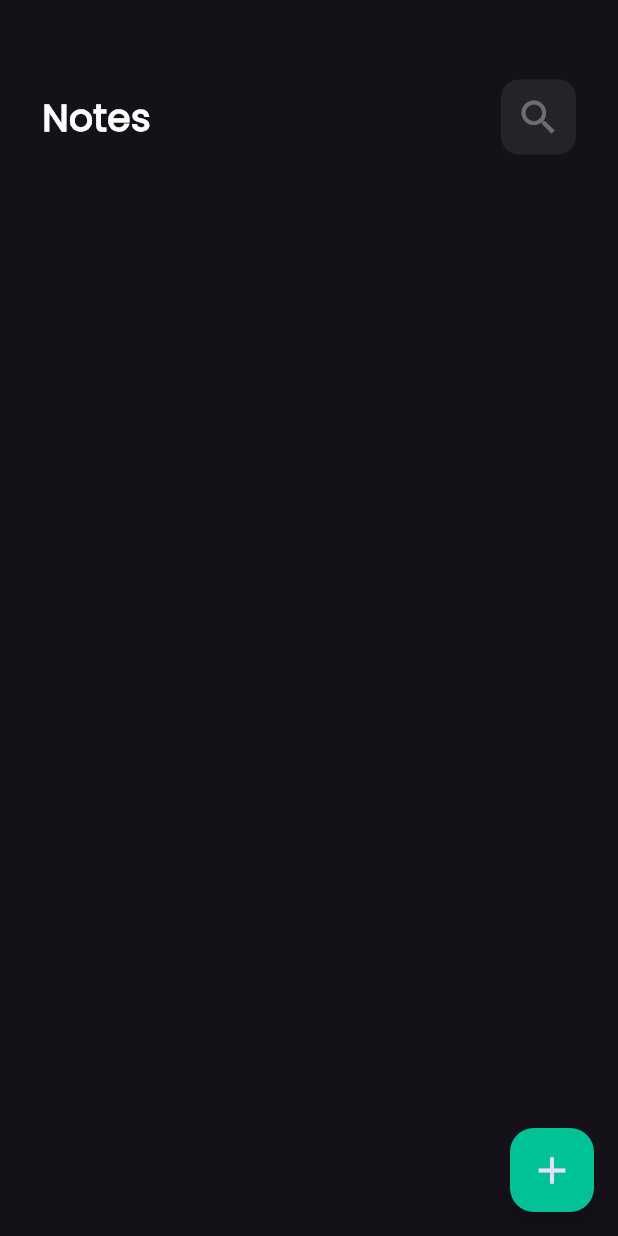
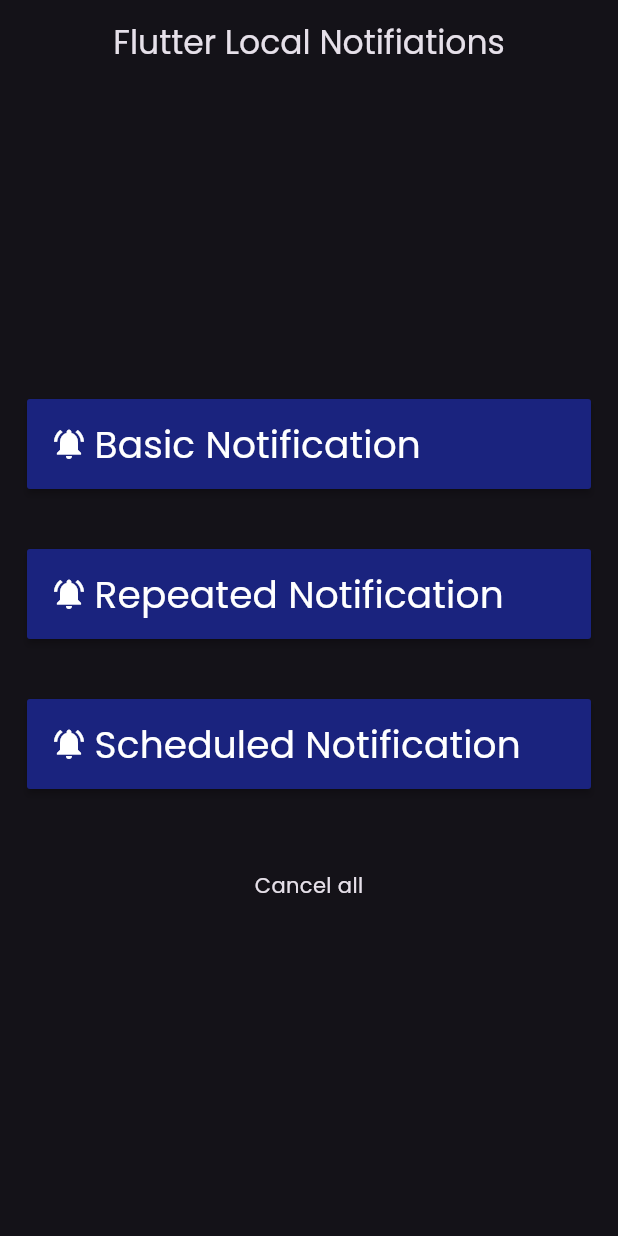
Before and after one commit to Mahmoud-Adel-Ali/notes, a Flutter app: the screen it shows after launch, on a phone screen of 412 x 824 dp. Run offline on Flutter 3.47's test engine with Material 3 defaults, Android fonts, the phone set to English and light mode, and no system bars; our stand-ins replace bloc, flutter_bloc, hive, hive_flutter; accounts and stored records are empty.

Commit message:
add feature for notification , create one view

```diff
--- a/lib/main.dart
+++ b/lib/main.dart
@@ -5,7 +5,7 @@ import 'package:notes/constant.dart';
 import 'package:notes/cubits/notes_cubit/notes_cubit.dart';
 import 'package:notes/model/note_model.dart';
 import 'package:notes/simple_bloc_observer.dart';
-import 'package:notes/views/notes_view.dart';
+import 'package:notes/test_notification_feature/views/test_view.dart';
 
 void main() async {
   Hive.registerAdapter(NoteModelAdapter());
@@ -32,7 +32,7 @@ class MyApp extends StatelessWidget {
           brightness: Brightness.dark,
           fontFamily: 'Poppins',
         ),
-        home: const NotesView(),
+        home: const TestView(),
       ),
     );
   }
--- /dev/null
+++ b/lib/test_notification_feature/views/test_view.dart
@@ -0,0 +1,17 @@
+import 'package:flutter/material.dart';
+import 'package:notes/test_notification_feature/views/widgets/test_view_body.dart';
+
+class TestView extends StatelessWidget {
+  const TestView({super.key});
+
+  @override
+  Widget build(BuildContext context) {
+    return Scaffold(
+      appBar: AppBar(
+        centerTitle: true,
+        title: const Text("Flutter Local Notifiations"),
+      ),
+      body: const TestViewBody(),
+    );
+  }
+}
--- /dev/null
+++ b/lib/test_notification_feature/views/widgets/my_button.dart
@@ -0,0 +1,26 @@
+import 'package:flutter/material.dart';
+
+class MyButton extends StatelessWidget {
+  const MyButton({super.key, required this.title, this.onPressed});
+  final String title;
+  final Function()? onPressed;
+  @override
+  Widget build(BuildContext context) {
+    return MaterialButton(
+      minWidth: double.infinity,
+      height: 60,
+      color: Colors.indigo.shade900,
+      onPressed: onPressed ?? () {},
+      child: Row(
+        children: [
+          const Icon(Icons.notifications_active),
+          const SizedBox(width: 5),
+          Text(
+            title,
+            style: const TextStyle(fontSize: 25),
+          ),
+        ],
+      ),
+    );
+  }
+}
--- /dev/null
+++ b/lib/test_notification_feature/views/widgets/test_view_body.dart
@@ -0,0 +1,37 @@
+import 'package:flutter/material.dart';
+import 'package:notes/test_notification_feature/views/widgets/my_button.dart';
+
+class TestViewBody extends StatelessWidget {
+  const TestViewBody({super.key});
+
+  @override
+  Widget build(BuildContext context) {
+    return Padding(
+      padding: const EdgeInsets.all(18.0),
+      child: Column(
+        mainAxisAlignment: MainAxisAlignment.center,
+        children: [
+          MyButton(
+            onPressed: () {},
+            title: "Basic Notification",
+          ),
+          const SizedBox(height: 40),
+          MyButton(
+            onPressed: () {},
+            title: "Repeated Notification",
+          ),
+          const SizedBox(height: 40),
+          MyButton(
+            onPressed: () {},
+            title: "Scheduled Notification",
+          ),
+          const SizedBox(height: 40),
+          IconButton(
+            onPressed: () {},
+            icon: const Text("Cancel all"),
+          ),
+        ],
+      ),
+    );
+  }
+}
```
